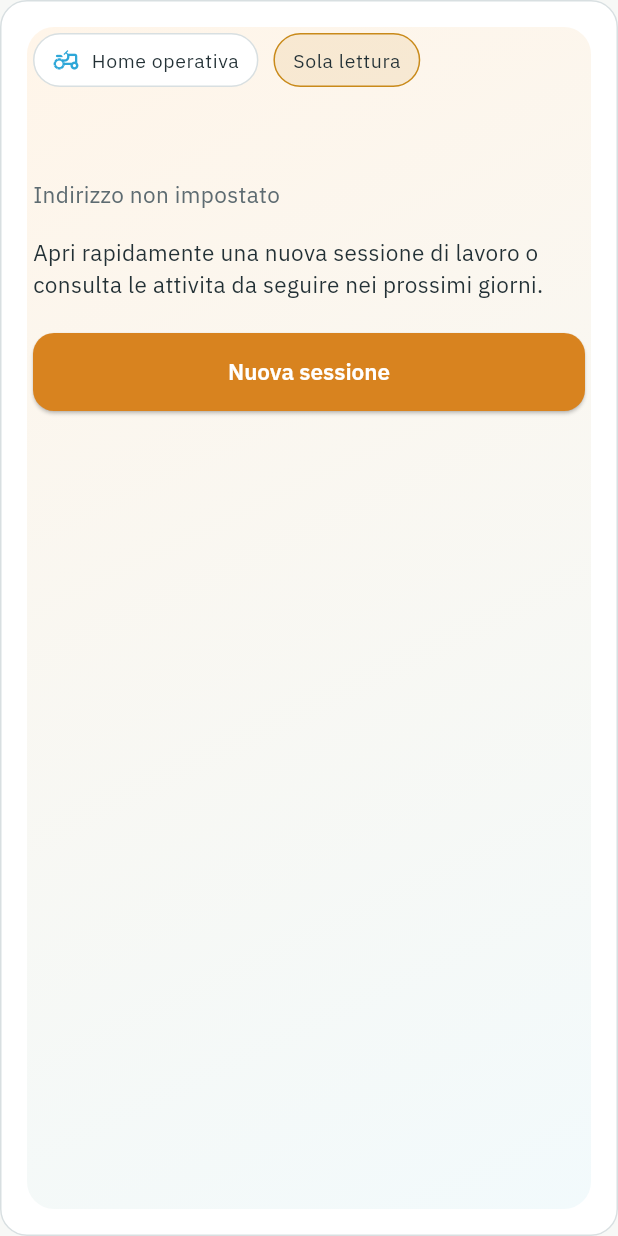
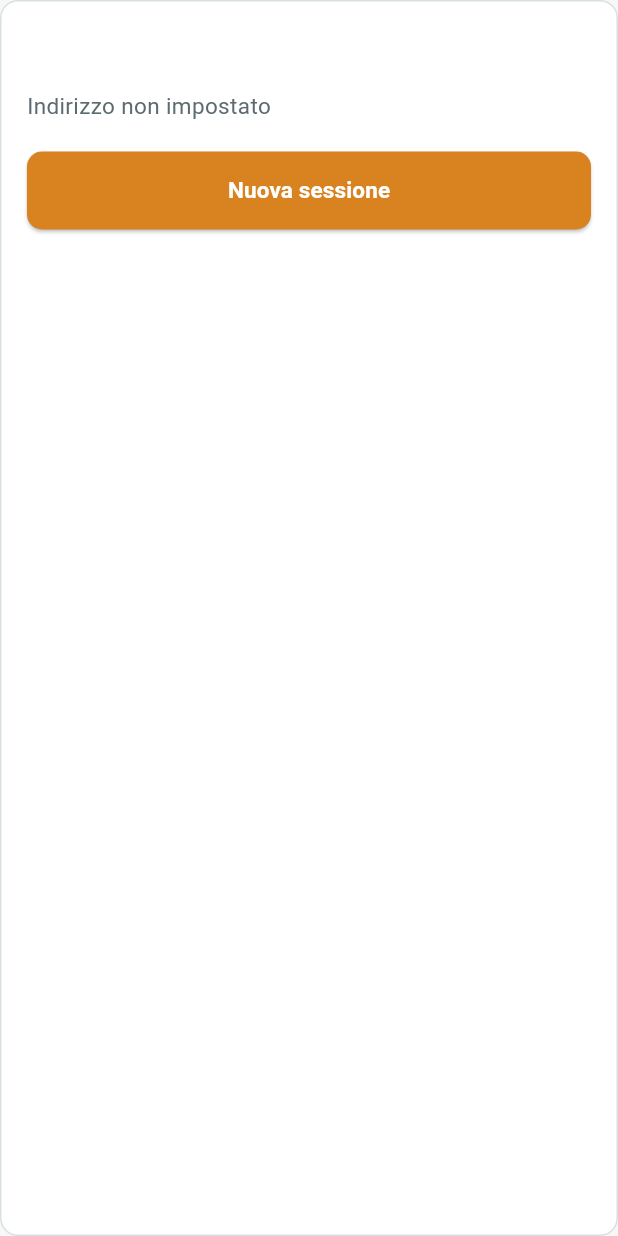
Before and after one commit to dairybalance-droid/Appiombi, a Flutter app: the _FarmHeroCard widget shown alone on an empty page, opened directly with empty values, on a phone screen of 412 x 824 dp. Run offline on Flutter 3.47's test engine with Material 3 defaults, Android fonts, the phone set to English and light mode, and no system bars; our stand-ins replace flutter_dotenv, flutter_riverpod, go_router, google_fonts, supabase_flutter; accounts and stored records are empty.

Commit message:
Refine farm dashboard management UI

```diff
--- a/lib/features/farms/farm_dashboard_page.dart
+++ b/lib/features/farms/farm_dashboard_page.dart
@@ -221,68 +221,9 @@ class _FarmHeroCard extends StatelessWidget {
     final theme = Theme.of(context);
 
     return AppCard(
-      child: Container(
-        decoration: BoxDecoration(
-          borderRadius: BorderRadius.circular(18),
-          gradient: const LinearGradient(
-            colors: [
-              Color(0xFFFFF5E9),
-              Color(0xFFF2FAFC),
-            ],
-            begin: Alignment.topLeft,
-            end: Alignment.bottomRight,
-          ),
-        ),
-        child: Padding(
-          padding: const EdgeInsets.all(4),
       child: Column(
         crossAxisAlignment: CrossAxisAlignment.start,
         children: [
-              Wrap(
-                spacing: 10,
-                runSpacing: 10,
-                crossAxisAlignment: WrapCrossAlignment.center,
-                children: [
-                  Container(
-                    padding: const EdgeInsets.symmetric(
-                      horizontal: 12,
-                      vertical: 8,
-                    ),
-                    decoration: BoxDecoration(
-                      color: Colors.white,
-                      borderRadius: BorderRadius.circular(999),
-                      border: Border.all(color: AppColors.border),
-                    ),
-                    child: Row(
-                      mainAxisSize: MainAxisSize.min,
-                      children: [
-                        const Icon(
-                          Icons.agriculture_outlined,
-                          size: 18,
-                          color: AppColors.secondary,
-                        ),
-                        const SizedBox(width: 8),
-                        Text(
-                          'Home operativa',
-                          style: theme.textTheme.bodySmall?.copyWith(
-                            color: AppColors.textPrimary,
-                          ),
-                        ),
-                      ],
-                    ),
-                  ),
-                  _StatusChip(
-                    label: farm.canWrite ? 'Scrittura attiva' : 'Sola lettura',
-                    color: farm.canWrite ? AppColors.success : AppColors.warning,
-                  ),
-                  if (farm.farmCode.isNotEmpty)
-                    _StatusChip(
-                      label: farm.farmCode,
-                      color: AppColors.secondary,
-                    ),
-                ],
-              ),
-              const SizedBox(height: 18),
           Text(
             farm.name,
             style: theme.textTheme.headlineLarge?.copyWith(
@@ -296,19 +237,21 @@ class _FarmHeroCard extends StatelessWidget {
               color: AppColors.textSecondary,
             ),
           ),
-              const SizedBox(height: 18),
+          if (farm.farmCode.isNotEmpty) ...[
+            const SizedBox(height: 10),
             Text(
-                'Apri rapidamente una nuova sessione di lavoro o consulta le attivita da seguire nei prossimi giorni.',
-                style: theme.textTheme.bodyMedium,
+              'Codice azienda: ${farm.farmCode}',
+              style: theme.textTheme.bodySmall?.copyWith(
+                color: AppColors.textSecondary,
               ),
-              const SizedBox(height: 22),
+            ),
+          ],
+          const SizedBox(height: 20),
           AppPrimaryButton(
             label: 'Nuova sessione',
             onPressed: onNewSession,
           ),
         ],
-          ),
-        ),
       ),
     );
   }
@@ -377,7 +320,7 @@ class _QuickActionCard extends StatelessWidget {
               height: 44,
               decoration: BoxDecoration(
                 color: AppColors.secondary.withValues(alpha: 0.12),
-                borderRadius: BorderRadius.circular(14),
+                borderRadius: BorderRadius.circular(10),
               ),
               child: Icon(icon, color: AppColors.secondary),
             ),
@@ -428,7 +371,7 @@ class _PreviousVisitsCard extends StatelessWidget {
                 height: 42,
                 decoration: BoxDecoration(
                   color: AppColors.accent.withValues(alpha: 0.14),
-                  borderRadius: BorderRadius.circular(12),
+                  borderRadius: BorderRadius.circular(10),
                 ),
                 child: const Icon(
                   Icons.history_rounded,
@@ -540,31 +483,31 @@ class _ObservationSection extends StatelessWidget {
         title: 'Terapie farmacologiche',
         subtitle: 'Monitoraggio trattamenti da completare.',
         rows: [
-          ['789', 'Antibiotico', '11 maggio', 'Controllo serale'],
-          ['234', 'Antinfiammatorio', '12 maggio', 'Buona risposta'],
-          ['101', 'Antibiotico + Antinfiammatorio', '13 maggio', 'Valutare zoppia'],
+          ['789', 'Si', 'Controllo serale', 'No'],
+          ['234', 'No', 'Buona risposta', 'Si'],
+          ['101', 'Si', 'Valutare zoppia', 'Si'],
         ],
-        headers: ['Capo', 'Terapia', 'Scadenza', 'Note'],
+        headers: ['Capo', 'Antibiotico', 'Suggerito', 'Antinfiammatorio'],
       ),
       const _ObservationTableCard(
         title: 'Ricontrolli 15/20 giorni',
         subtitle: 'Capi da rivedere nel medio periodo.',
         rows: [
-          ['234', '6 giorni', 'Lesione suola', '30 aprile'],
-          ['101', '9 giorni', 'Ricontrollo postura', '27 aprile'],
-          ['789', '12 giorni', 'Bendaggio recente', '24 aprile'],
+          ['234', 'Posteriore destro', '2', '1'],
+          ['101', 'Anteriore sinistro', '1', '0'],
+          ['789', 'Posteriore sinistro', '2', '1'],
         ],
-        headers: ['Capo', 'Giorni mancanti', 'Motivo', 'Ultima visita'],
+        headers: ['Capo', 'Sede', 'Suole', 'Bende'],
       ),
       const _ObservationTableCard(
         title: 'Togli bende 3/5 giorni',
         subtitle: 'Promemoria rapido per medicazioni in corso.',
         rows: [
-          ['789', '2 giorni', 'Posteriore destro', '08 maggio'],
-          ['234', '3 giorni', 'Anteriore sinistro', '07 maggio'],
-          ['101', '5 giorni', 'Posteriore sinistro', '05 maggio'],
+          ['789', 'Posteriore destro'],
+          ['234', 'Anteriore sinistro'],
+          ['101', 'Posteriore sinistro'],
         ],
-        headers: ['Capo', 'Giorni mancanti', 'Arto', 'Ultima visita'],
+        headers: ['Capo', 'Sede'],
       ),
     ];
 
@@ -580,6 +523,23 @@ class _ObservationSection extends StatelessWidget {
       );
     }
 
+    if (!wideLayout && rowsCanSplit(context)) {
+      return Column(
+        children: [
+          Row(
+            crossAxisAlignment: CrossAxisAlignment.start,
+            children: [
+              Expanded(child: cards[0]),
+              const SizedBox(width: 16),
+              Expanded(child: cards[1]),
+            ],
+          ),
+          const SizedBox(height: 16),
+          cards[2],
+        ],
+      );
+    }
+
     return Column(
       children: [
         for (var i = 0; i < cards.length; i++) ...[
@@ -588,6 +548,10 @@ class _ObservationSection extends StatelessWidget {
         ],
       ],
     );
+  }
+
+  bool rowsCanSplit(BuildContext context) {
+    return MediaQuery.sizeOf(context).width >= 760;
   }
 }
 
@@ -607,6 +571,11 @@ class _ObservationTableCard extends StatelessWidget {
   @override
   Widget build(BuildContext context) {
     final theme = Theme.of(context);
+    final widths = <double>[
+      92,
+      for (var i = 1; i < headers.length; i++)
+        headers.length == 2 ? 180 : 140,
+    ];
 
     return AppCard(
       child: Column(
@@ -626,29 +595,33 @@ class _ObservationTableCard extends StatelessWidget {
           const SizedBox(height: 14),
           SingleChildScrollView(
             scrollDirection: Axis.horizontal,
+            child: Container(
+              decoration: BoxDecoration(
+                border: Border.all(color: AppColors.border),
+                borderRadius: BorderRadius.circular(8),
+              ),
+              clipBehavior: Clip.antiAlias,
               child: Table(
-              border: TableBorder.all(
-                color: AppColors.border,
-                width: 1,
-              ),
                 defaultVerticalAlignment: TableCellVerticalAlignment.middle,
-              columnWidths: const {
-                0: IntrinsicColumnWidth(),
+                columnWidths: {
+                  for (var i = 0; i < widths.length; i++)
+                    i: FixedColumnWidth(widths[i]),
                 },
                 children: [
                   TableRow(
                     decoration: const BoxDecoration(
-                    color: AppColors.background,
+                      color: Color(0xFFF0F3F4),
                     ),
                     children: [
                       for (final header in headers)
                         Padding(
                           padding: const EdgeInsets.symmetric(
-                          horizontal: 10,
+                            horizontal: 12,
                             vertical: 10,
                           ),
                           child: Text(
                             header,
+                            textAlign: TextAlign.left,
                             style: theme.textTheme.bodySmall?.copyWith(
                               fontWeight: FontWeight.w700,
                               color: AppColors.textPrimary,
@@ -657,17 +630,28 @@ class _ObservationTableCard extends StatelessWidget {
                         ),
                     ],
                   ),
-                for (final row in rows)
+                  for (var rowIndex = 0; rowIndex < rows.length; rowIndex++)
                     TableRow(
+                      decoration: BoxDecoration(
+                        color: rowIndex.isEven
+                            ? Colors.white
+                            : const Color(0xFFF9FAFA),
+                      ),
                       children: [
-                      for (final cell in row)
-                        Padding(
+                        for (final cell in rows[rowIndex])
+                          Container(
+                            decoration: const BoxDecoration(
+                              border: Border(
+                                top: BorderSide(color: AppColors.border),
+                              ),
+                            ),
                             padding: const EdgeInsets.symmetric(
-                            horizontal: 10,
-                            vertical: 10,
+                              horizontal: 12,
+                              vertical: 9,
                             ),
                             child: Text(
                               cell,
+                              textAlign: TextAlign.left,
                               style: theme.textTheme.bodySmall?.copyWith(
                                 color: AppColors.textPrimary,
                               ),
@@ -676,6 +660,7 @@ class _ObservationTableCard extends StatelessWidget {
                       ],
                     ),
                 ],
+              ),
             ),
           ),
         ],
@@ -729,34 +714,6 @@ class _ChartBar extends StatelessWidget {
   }
 }
 
-class _StatusChip extends StatelessWidget {
-  const _StatusChip({
-    required this.label,
-    required this.color,
-  });
-
-  final String label;
-  final Color color;
-
-  @override
-  Widget build(BuildContext context) {
-    return Container(
-      padding: const EdgeInsets.symmetric(horizontal: 12, vertical: 8),
-      decoration: BoxDecoration(
-        color: color.withValues(alpha: 0.12),
-        borderRadius: BorderRadius.circular(999),
-        border: Border.all(color: color),
-      ),
-      child: Text(
-        label,
-        style: Theme.of(context).textTheme.bodySmall?.copyWith(
-              color: AppColors.textPrimary,
-            ),
-      ),
-    );
-  }
-}
-
 class _ChartBarData {
   const _ChartBarData({
     required this.label,
--- a/lib/widgets/app_card.dart
+++ b/lib/widgets/app_card.dart
@@ -21,7 +21,7 @@ class AppCard extends StatelessWidget {
       child: onTap == null
           ? cardChild
           : InkWell(
-              borderRadius: BorderRadius.circular(18),
+              borderRadius: BorderRadius.circular(12),
               onTap: onTap,
               child: cardChild,
             ),
```
Also changed, not shown: lib/theme/app_theme.dart (+6 -6 lines), lib/theme/app_typography.dart (+12 -9 lines). Lines whose indentation alone changed are shown as unchanged.
